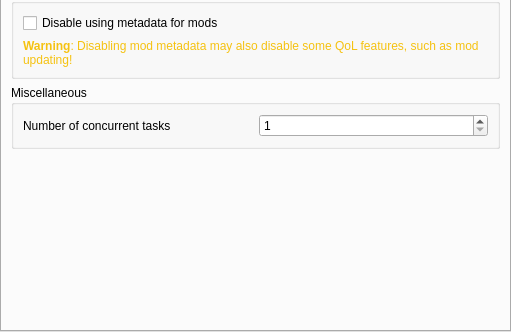
Old version of the form launcher/ui/pages/global/LauncherPage.ui in the repository FreesmTeam/FreesmLauncher; both pictures show x 0 to 511 and y 297 to 629 of the 511 by 629 pixel window.
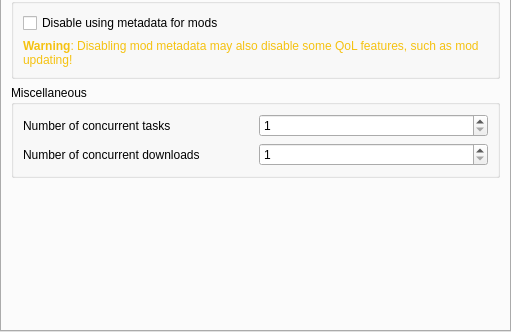
New version of the form. Custom widgets are drawn as their Qt base class.

Patch:
```diff
--- a/launcher/ui/pages/global/LauncherPage.ui
+++ b/launcher/ui/pages/global/LauncherPage.ui
@@ -209,6 +209,20 @@
             </property>
            </widget>
           </item>
+          <item row="1" column="0">
+           <widget class="QLabel" name="numberOfConcurrentDownloadsLabel">
+            <property name="text">
+             <string>Number of concurrent downloads</string>
+            </property>
+           </widget>
+          </item>
+          <item row="1" column="1">
+           <widget class="QSpinBox" name="numberOfConcurrentDownloadsSpinBox">
+            <property name="minimum">
+             <number>1</number>
+            </property>
+           </widget>
+          </item>
          </layout>
         </widget>
        </item>
```
